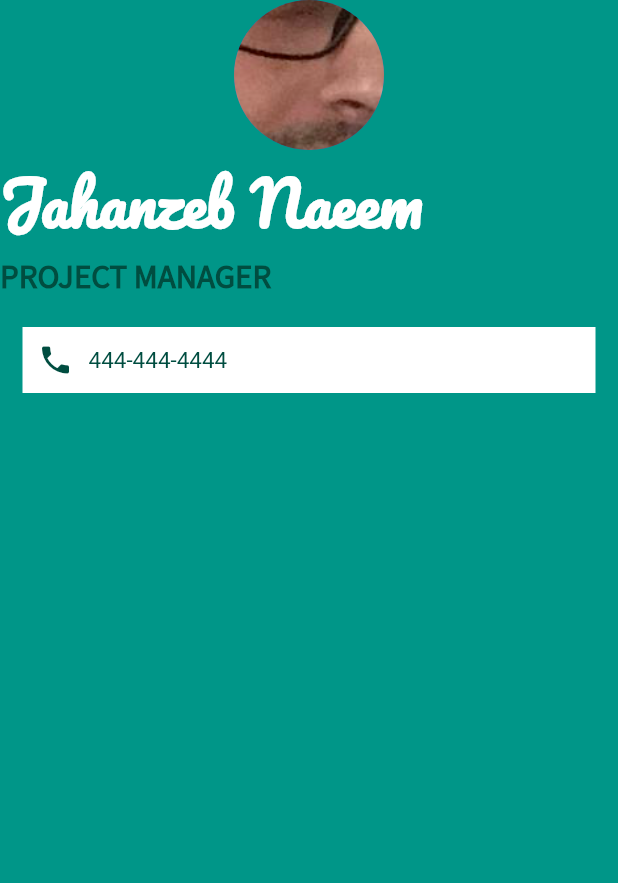
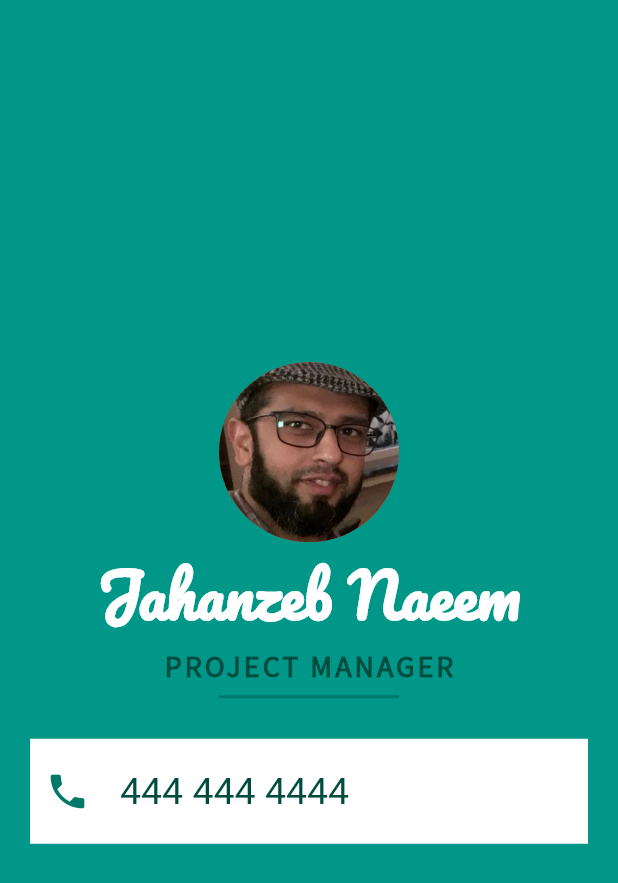
Before and after one commit to jahanzebnaeem/nexskillflutterdevbatch7, a Flutter app: the screen it shows after launch, on a phone screen of 412 x 824 dp. Shown: the top 883 px of the screen. Run offline on Flutter 3.47's test engine with Material 2 defaults, Android fonts, the phone set to English and light mode, and no system bars.

Commit message:
Lecture 4
Center all the information.

```diff
--- a/mi_card_app/lib/main.dart
+++ b/mi_card_app/lib/main.dart
@@ -14,56 +14,66 @@ class MyApp extends StatelessWidget {
         backgroundColor: Colors.teal,
         body: SafeArea(
           child: Column(
-            crossAxisAlignment: CrossAxisAlignment.stretch,
+            mainAxisAlignment: MainAxisAlignment.center,
             children: [
-              const CircleAvatar(
-                backgroundImage: AssetImage("images/jahanzeb.png"),
-                radius: 50.0,
+              CircleAvatar(
+                radius: 60.0,
+                backgroundColor: Colors.red,
+                backgroundImage: AssetImage('images/jahanzeb.png'),
               ),
-              const Text(
-                "Jahanzeb Naeem",
+              Text(
+                'Jahanzeb Naeem',
                 style: TextStyle(
                   fontSize: 40.0,
+                  fontWeight: FontWeight.bold,
                   color: Colors.white,
-                  fontWeight: FontWeight.bold,
-                  fontFamily: "Pacifico",
+                  fontFamily: 'Pacifico',
                 ),
               ),
               Text(
-                "PROJECT MANAGER",
+                'PROJECT MANAGER',
                 style: TextStyle(
-                  fontSize: 22.0,
+                  fontSize: 20.0,
+                  fontWeight: FontWeight.bold,
                   color: Colors.teal.shade900,
-                  fontWeight: FontWeight.bold,
-                  fontFamily: "Source Sans Pro",
+                  fontFamily: 'Source Sans Pro',
+                  letterSpacing: 2.0,
+                ),
+              ),
+              SizedBox(
+                width: 120.0,
+                child: Divider(
+                  thickness: 2.0,
+                  color: Colors.teal.shade700,
                 ),
               ),
               Container(
                 color: Colors.white,
-                margin: const EdgeInsets.symmetric(
+                margin: EdgeInsets.all(20.0),
+                padding: EdgeInsets.symmetric(
                   vertical: 20.0,
-                  horizontal: 15.0,
+                  horizontal: 10.0,
                 ),
-                padding: const EdgeInsets.all(10.0),
                 child: Row(
                   children: [
                     Icon(
                       Icons.phone,
-                      color: Colors.teal.shade900,
+                      size: 30.0,
+                      color: Colors.teal[700],
                     ),
-                    const SizedBox(
-                      width: 10.0,
+                    SizedBox(
+                      width: 20.0,
                     ),
                     Text(
-                      "444-444-4444",
+                      '444 444 4444',
                       style: TextStyle(
+                        fontSize: 25.0,
                         color: Colors.teal.shade900,
-                        fontSize: 15.0,
                       ),
-                    )
+                    ),
                   ],
                 ),
-              )
+              ),
             ],
           ),
         ),
```
